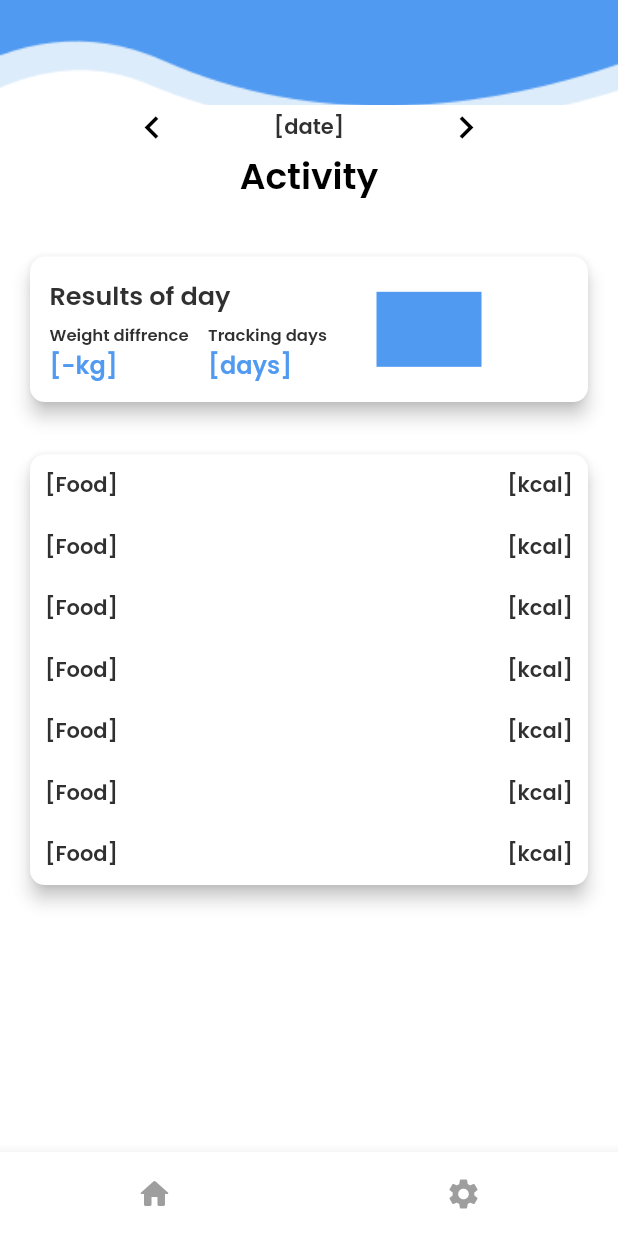
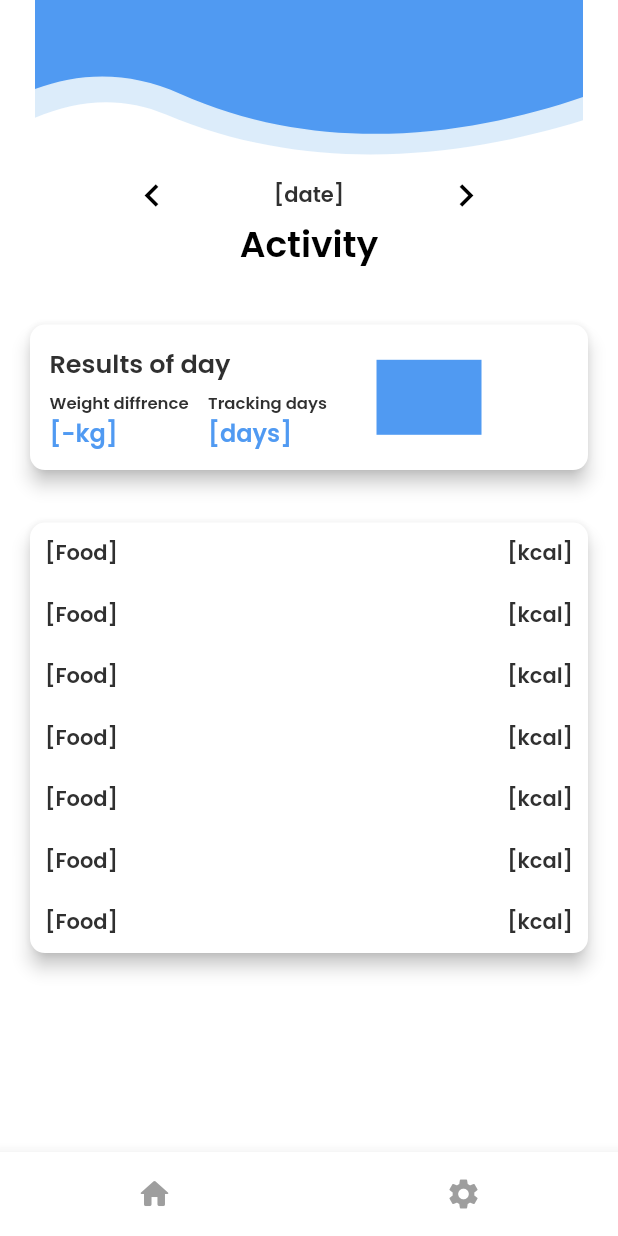
Before and after one commit to OstapFilipenko/Foody, a Flutter app: the screen it shows after launch, on a phone screen of 412 x 824 dp. Run offline on Flutter 3.47's test engine with Material 2 defaults, Android fonts, the phone set to English and light mode, and no system bars; our stand-ins replace auto_size_text, built_collection, built_value, cloud_firestore, firebase_core, flutter_svg_provider and 5 more; accounts and stored records are empty; generated files the repository leaves out were written again.

Commit message:
made an appbar update

```diff
--- a/lib/home_page/home_page_widget.dart
+++ b/lib/home_page/home_page_widget.dart
@@ -5,7 +5,7 @@ import '../product_details_page/product_details_page_widget.dart';
 import 'package:flutter/material.dart';
 import 'package:google_fonts/google_fonts.dart';
 import 'package:page_transition/page_transition.dart';
-import 'package:flutter_svg/flutter_svg.dart';
+import 'package:flutter_svg_provider/flutter_svg_provider.dart';
 
 class HomePageWidget extends StatefulWidget {
   HomePageWidget({Key key}) : super(key: key);
@@ -42,7 +42,7 @@ class _HomePageWidgetState extends State<HomePageWidget>
       key: scaffoldKey,
       appBar: PreferredSize(
         preferredSize:
-            Size.fromHeight(MediaQuery.of(context).size.height * 0.085),
+            Size.fromHeight(MediaQuery.of(context).size.height * 0.14),
         child: AppBar(
           backgroundColor: Color(0x00FFFFFF),
           automaticallyImplyLeading: false,
@@ -54,9 +54,9 @@ class _HomePageWidgetState extends State<HomePageWidget>
               decoration: BoxDecoration(
                 image: DecorationImage(
                   fit: BoxFit.fitWidth,
-                  image: Image.asset(
-                    'assets/images/header.png',
-                  ).image,
+                  image: Svg(
+                    'assets/images/headerS.svg',
+                  ),
                 ),
                 shape: BoxShape.rectangle,
               ),
--- a/pubspec.yaml
+++ b/pubspec.yaml
@@ -32,6 +32,7 @@ dependencies:
   geolocator:
   flutter_svg: ^0.22.0
   google_fonts: ^2.1.0
+  flutter_svg_provider: ^0.1.10
   intl:
   json_serializable: ^4.0.1
   page_transition:
```
Also changed, not shown: pubspec.lock.
